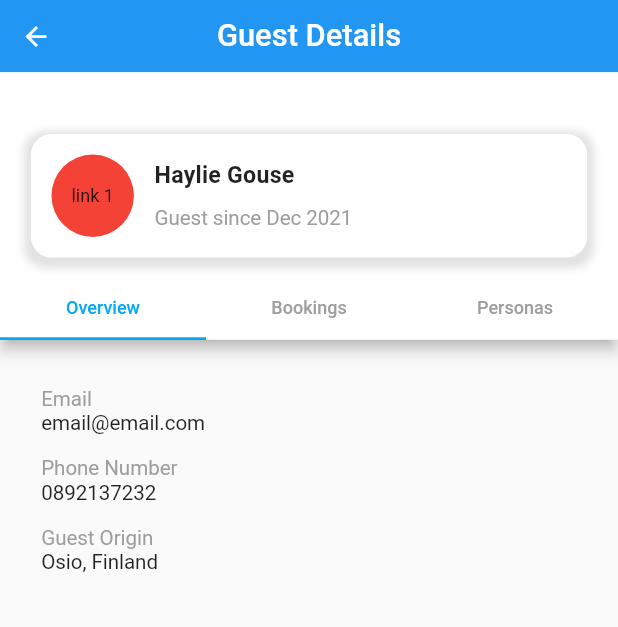
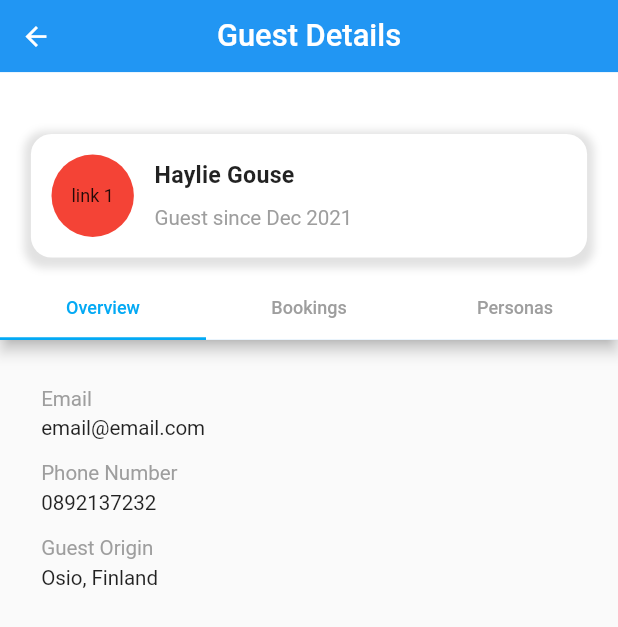
Before and after one commit to concernedmate/bukit-vista-flutter-assessment, a Flutter app: the screen it shows after launch, after a tap on "link 1", on a phone screen of 412 x 824 dp. Shown: the top 627 px of the screen. Run offline on Flutter 3.47's test engine with Material 2 defaults, Android fonts, the phone set to English and light mode, and no system bars; our stand-ins replace equatable, flutter_bloc, font_awesome_flutter, responsive_framework; Roboto replaces fonts that are missing (Nunito).

Commit message:
Minor, ui optimization

```diff
--- a/lib/components/list_button.dart
+++ b/lib/components/list_button.dart
@@ -68,7 +68,7 @@ Widget GuestButton(String name, String image, String origin, [bool arrow = true]
           width: 64,
           height: 64,
           padding: const EdgeInsets.all(8),
-          child: const Icon(FontAwesomeIcons.arrowRight, color: Colors.lightBlue,),
+          child: const Icon(Icons.keyboard_arrow_right, color: Colors.lightBlue,),
         )
         : Container(),
       ],
--- a/lib/features/guestDetail/view/guestDetail_page.dart
+++ b/lib/features/guestDetail/view/guestDetail_page.dart
@@ -96,12 +96,15 @@ class _GuestDetailPageState extends State<GuestDetailPage> with TickerProviderSt
                               mainAxisAlignment: MainAxisAlignment.start,
                               children: [
                                 Text('Email', style: BukitVistaTheme.body1.copyWith(color: Colors.grey)),
+                                SizedBox(height: 4,),
                                 Text(state.guestDetail.email, style: BukitVistaTheme.body1),
                                 SizedBox(height: 16,),
                                 Text('Phone Number', style: BukitVistaTheme.body1.copyWith(color: Colors.grey)),
+                                SizedBox(height: 4,),
                                 Text(state.guestDetail.phone, style: BukitVistaTheme.body1),
                                 SizedBox(height: 16,),
                                 Text('Guest Origin', style: BukitVistaTheme.body1.copyWith(color: Colors.grey)),
+                                SizedBox(height: 4,),
                                 Text(state.guestDetail.origin, style: BukitVistaTheme.body1),
                             ])
                           ),
--- a/lib/features/guestList/view/guestList_page.dart
+++ b/lib/features/guestList/view/guestList_page.dart
@@ -44,19 +44,18 @@ class _GuestListPageState extends State<GuestListPage> with SingleTickerProvider
               mainAxisAlignment: MainAxisAlignment.spaceEvenly,
               children: [
                 Row(
-                  crossAxisAlignment: CrossAxisAlignment.start,
                   children: [
                     Flexible(
                       child: Container(
                         width: 400,
-                        padding: const EdgeInsets.fromLTRB(24, 0, 24, 12),
+                        padding: const EdgeInsets.fromLTRB(32, 0, 12, 0),
                         child: TextField(
                           controller: _textEditingController,
                           decoration: const InputDecoration(
                             filled: true,
                             fillColor: Colors.white,
                             hintText: 'Search your guest name',
-                            prefixIcon: Icon(Icons.search, color: Colors.grey,),
+                            prefixIcon: Icon(Icons.search, size: 32, color: Colors.grey,),
                           ),
                           onChanged: (value) {
                             _runFilter(value);
@@ -68,11 +67,11 @@ class _GuestListPageState extends State<GuestListPage> with SingleTickerProvider
                       child: Container(
                         alignment: Alignment.center,
                         decoration: const BoxDecoration(
-                          color: Colors.yellow,
+                          color: Colors.orangeAccent,
                           borderRadius: BorderRadius.all(Radius.circular(4.0)),
                         ),
-                        padding: const EdgeInsets.all(8),
-                        child: const Icon(FontAwesomeIcons.bars)
+                        padding: const EdgeInsets.all(12),
+                        child: const Icon(FontAwesomeIcons.alignCenter, color: Colors.white,)
                       ),
                       onTap: () {
                         _runFilter(_textEditingController.text);
```
